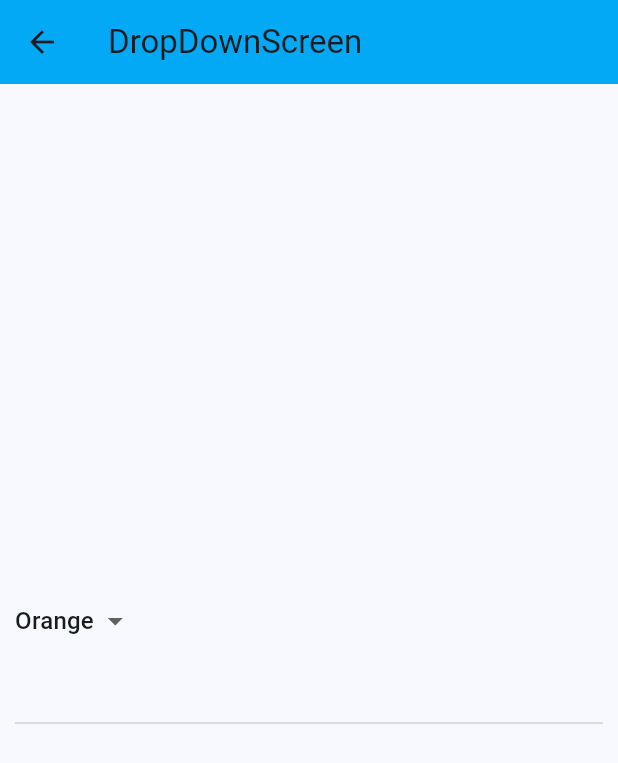
After one commit to FAHIMSHAKIL102/flutter_akshit_practice, a Flutter app: the screen it shows after launch, after a tap on "DropDownScreen", on a phone screen of 412 x 824 dp. The commit adds this screen. Shown: the top 763 px of the screen. Run offline on Flutter 3.47's test engine with Material 3 defaults, Android fonts, the phone set to English and light mode, and no system bars; our stand-ins replace animated_text_kit, cached_network_image.

Commit message:
add_dropdown

```diff
--- /dev/null
+++ b/lib/drop_down_screen.dart
@@ -0,0 +1,47 @@
+import 'package:flutter/material.dart';
+
+class DropDownScreen extends StatefulWidget {
+  const DropDownScreen({super.key});
+
+  @override
+  State<DropDownScreen> createState() => _DropDownScreenState();
+}
+
+class _DropDownScreenState extends State<DropDownScreen> {
+  String selectedValue = 'Orange';
+  @override
+  Widget build(BuildContext context) {
+    return Scaffold(
+      appBar: AppBar(title: Text('DropDownScreen')),
+      body: Center(
+        child: Column(
+          mainAxisAlignment: .center,
+          children: [
+            Container(
+              margin: EdgeInsets.all(10),
+              height: 100,
+              width: MediaQuery.of(context).size.width,
+              child: DropdownButton<String>(
+                value: selectedValue,
+                dropdownColor: Colors.grey.shade300,
+                onChanged: (String? newValue) {
+                  setState(() {
+                    selectedValue = newValue!;
+                  });
+                },
+                items: <String>['Orange', 'Apple', 'Banana', 'Mango', 'Lichi']
+                    .map<DropdownMenuItem<String>>((String value) {
+                      return DropdownMenuItem<String>(
+                        value: value,
+                        child: Text(value),
+                      );
+                    })
+                    .toList(),
+              ),
+            ),
+          ],
+        ),
+      ),
+    );
+  }
+}
--- a/lib/home_screen.dart
+++ b/lib/home_screen.dart
@@ -6,6 +6,7 @@ import 'package:flutter_akshit_practice/bottom_sheet_screen.dart';
 import 'package:flutter_akshit_practice/cached_network_image_screen.dart';
 import 'package:flutter_akshit_practice/dismissible_screen.dart';
 import 'package:flutter_akshit_practice/drawer_widget_screen.dart';
+import 'package:flutter_akshit_practice/drop_down_screen.dart';
 import 'package:flutter_akshit_practice/snackbar_screen.dart';
 
 class HomeScreen extends StatelessWidget {
@@ -115,6 +116,17 @@ class HomeScreen extends StatelessWidget {
               ),
             ),
           ),
+          Center(
+            child: ElevatedButton(
+              onPressed: () {
+                Navigator.push(
+                  context,
+                  MaterialPageRoute(builder: (context) => DropDownScreen()),
+                );
+              },
+              child: Text('DropDownScreen', style: TextStyle(fontSize: 20)),
+            ),
+          ),
         ],
       ),
     );
```
